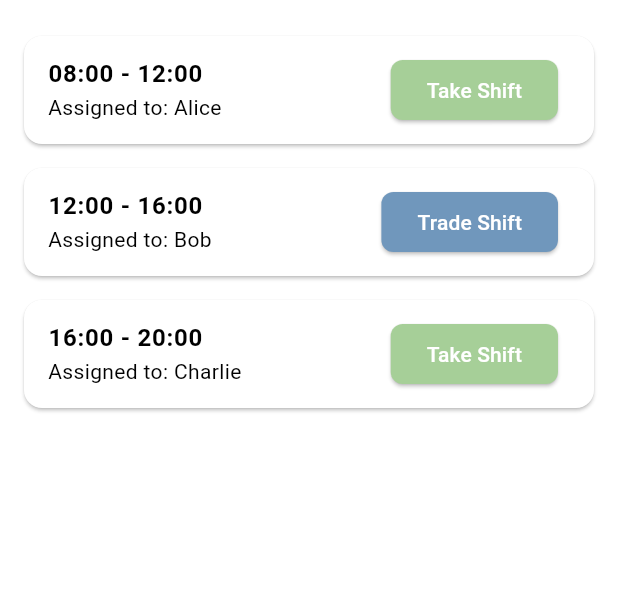
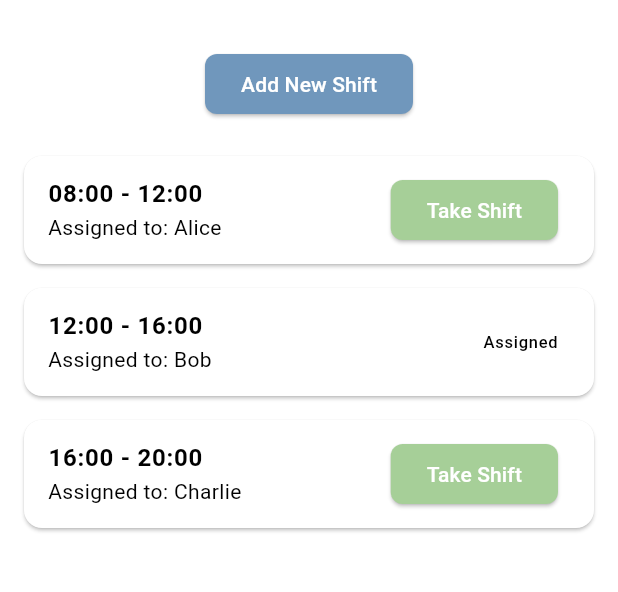
Before and after one commit to MKbrun/mobile_app_group5, a Flutter app: the ShiftManagementScreen screen opened directly with empty values, on a phone screen of 412 x 824 dp, the part 192-784 px from its top. Run offline on Flutter 3.47's test engine with Material 3 defaults, Android fonts, the phone set to English and light mode, and no system bars; our stand-ins replace cloud_firestore, firebase_auth, firebase_core, firebase_storage, flutter_chat_types, flutter_chat_ui and 2 more; accounts and stored records are empty.

Commit message:
Added function to create shifts on admin account + refactored shift screen to use widgets

```diff
--- a/lib/screens/shift_management_screen.dart
+++ b/lib/screens/shift_management_screen.dart
@@ -1,7 +1,7 @@
-// shift_management_screen.dart
 import 'package:flutter/material.dart';
-import 'package:intl/intl.dart';
-import 'package:mobile_app_group5/themes/app_theme.dart';
+import 'package:mobile_app_group5/widgets/add_shift_dialog.dart';
+import 'package:mobile_app_group5/widgets/shift_list_widget.dart';
+import 'package:mobile_app_group5/widgets/date_picker_widget.dart';
 
 class ShiftManagementScreen extends StatefulWidget {
   final DateTime selectedDate;
@@ -14,7 +14,14 @@ class ShiftManagementScreen extends StatefulWidget {
 
 class _ShiftManagementScreenState extends State<ShiftManagementScreen> {
   late DateTime _selectedDate;
-  final DateFormat _dateFormatter = DateFormat('MM/dd/yyyy');
+  bool _isAdmin = true; // Hardcoded variable to simulate admin or user roles
+
+  // Dummy data for shifts
+  List<Map<String, dynamic>> shifts = [
+    {"time": "08:00 - 12:00", "available": true, "user": "Alice"},
+    {"time": "12:00 - 16:00", "available": false, "user": "Bob"},
+    {"time": "16:00 - 20:00", "available": true, "user": "Charlie"},
+  ];
 
   @override
   void initState() {
@@ -22,94 +29,52 @@ class _ShiftManagementScreenState extends State<ShiftManagementScreen> {
     _selectedDate = widget.selectedDate;
   }
 
-  // Method to open date picker
-  Future<void> _selectDate(BuildContext context) async {
-    final DateTime? picked = await showDatePicker(
-      context: context,
-      initialDate: _selectedDate,
-      firstDate: DateTime(2020),
-      lastDate: DateTime(2025),
-    );
-    if (picked != null && picked != _selectedDate) {
-      setState(() {
-        _selectedDate = picked;
-      });
-    }
+  void _addShift(Map<String, dynamic> newShift) {
+    setState(() {
+      shifts.add(newShift);
+    });
   }
 
   @override
   Widget build(BuildContext context) {
-    // Dummy data for shifts
-    final List<Map<String, dynamic>> shifts = [
-      {"time": "08:00 - 12:00", "available": true, "user": "Alice"},
-      {"time": "12:00 - 16:00", "available": false, "user": "Bob"},
-      {"time": "16:00 - 20:00", "available": true, "user": "Charlie"},
-    ];
-
     return Scaffold(
       appBar: AppBar(
         title: const Text("Shift Management"),
       ),
       body: Column(
         children: [
-          Padding(
-            padding: const EdgeInsets.all(16.0),
-            child: GestureDetector(
-              onTap: () => _selectDate(context),
-              child: AbsorbPointer(
-                child: TextField(
-                  decoration: InputDecoration(
-                    labelText: "Date",
-                    hintText: "mm/dd/yyyy",
-                    prefixIcon: const Icon(Icons.calendar_today),
-                    border: OutlineInputBorder(
-                      borderRadius: BorderRadius.circular(10.0),
-                      borderSide: BorderSide(
-                        color: Theme.of(context)
-                            .colorScheme
-                            .secondary, // Use theme color
-                      ),
-                    ),
-                  ),
-                  controller: TextEditingController(
-                    text: _dateFormatter.format(_selectedDate),
-                  ),
-                ),
+          DatePickerWidget(
+            selectedDate: _selectedDate,
+            onDatePicked: (date) {
+              setState(() {
+                _selectedDate = date;
+              });
+            },
+          ),
+          if (_isAdmin)
+            Padding(
+              padding: const EdgeInsets.all(16.0),
+              child: ElevatedButton(
+                onPressed: () async {
+                  Map<String, dynamic>? newShift = await showDialog(
+                    context: context,
+                    builder: (context) => AddShiftDialog(),
+                  );
+                  if (newShift != null) {
+                    _addShift(newShift);
+                  }
+                },
+                child: const Text("Add New Shift"),
               ),
             ),
-          ),
           Expanded(
-            child: ListView.builder(
-              itemCount: shifts.length,
-              itemBuilder: (context, index) {
-                final shift = shifts[index];
-                return Card(
-                  margin:
-                      const EdgeInsets.symmetric(vertical: 8, horizontal: 16),
-                  child: ListTile(
-                    title: Text(
-                      shift["time"],
-                      style: const TextStyle(fontWeight: FontWeight.bold),
-                    ),
-                    subtitle: Text("Assigned to: ${shift["user"]}"),
-                    trailing: shift["available"]
-                        ? ElevatedButton(
-                            onPressed: () {
-                              // Dummy action for "Take Shift"
-                            },
-                            style: AppTheme
-                                .lightGreenButtonStyle, // Light green button
-                            child: const Text("Take Shift"),
-                          )
-                        : ElevatedButton(
-                            onPressed: () {
-                              // Dummy action for "Trade Shift"
-                            },
-                            child: const Text(
-                                "Trade Shift"), // Blue button by default
-                          ),
-                  ),
-                );
+            child: ShiftListWidget(
+              shifts: shifts,
+              onTakeShift: (index) {
+                setState(() {
+                  shifts[index]["user"] = "Current User";
+                  shifts[index]["available"] = false;
+                });
               },
             ),
           ),
--- /dev/null
+++ b/lib/widgets/date_picker_widget.dart
@@ -0,0 +1,55 @@
+import 'package:flutter/material.dart';
+import 'package:intl/intl.dart';
+
+class DatePickerWidget extends StatelessWidget {
+  final DateTime selectedDate;
+  final Function(DateTime) onDatePicked;
+
+  DatePickerWidget({
+    super.key,
+    required this.selectedDate,
+    required this.onDatePicked,
+  });
+
+  final DateFormat _dateFormatter = DateFormat('MM/dd/yyyy');
+
+  Future<void> _selectDate(BuildContext context) async {
+    final DateTime? picked = await showDatePicker(
+      context: context,
+      initialDate: selectedDate,
+      firstDate: DateTime(2020),
+      lastDate: DateTime(2025),
+    );
+    if (picked != null && picked != selectedDate) {
+      onDatePicked(picked);
+    }
+  }
+
+  @override
+  Widget build(BuildContext context) {
+    return Padding(
+      padding: const EdgeInsets.all(16.0),
+      child: GestureDetector(
+        onTap: () => _selectDate(context),
+        child: AbsorbPointer(
+          child: TextField(
+            decoration: InputDecoration(
+              labelText: "Date",
+              hintText: "mm/dd/yyyy",
+              prefixIcon: const Icon(Icons.calendar_today),
+              border: OutlineInputBorder(
+                borderRadius: BorderRadius.circular(10.0),
+                borderSide: BorderSide(
+                  color: Theme.of(context).colorScheme.secondary,
+                ),
+              ),
+            ),
+            controller: TextEditingController(
+              text: _dateFormatter.format(selectedDate),
+            ),
+          ),
+        ),
+      ),
+    );
+  }
+}
--- /dev/null
+++ b/lib/widgets/shift_card_widget.dart
@@ -0,0 +1,34 @@
+import 'package:flutter/material.dart';
+import 'package:mobile_app_group5/themes/app_theme.dart';
+
+class ShiftCardWidget extends StatelessWidget {
+  final Map<String, dynamic> shift;
+  final VoidCallback onTakeShift;
+
+  const ShiftCardWidget({
+    super.key,
+    required this.shift,
+    required this.onTakeShift,
+  });
+
+  @override
+  Widget build(BuildContext context) {
+    return Card(
+      margin: const EdgeInsets.symmetric(vertical: 8, horizontal: 16),
+      child: ListTile(
+        title: Text(
+          shift["time"],
+          style: const TextStyle(fontWeight: FontWeight.bold),
+        ),
+        subtitle: Text("Assigned to: ${shift["user"]}"),
+        trailing: shift["available"]
+            ? ElevatedButton(
+                onPressed: onTakeShift,
+                style: AppTheme.lightGreenButtonStyle,
+                child: const Text("Take Shift"),
+              )
+            : const Text("Assigned"),
+      ),
+    );
+  }
+}
--- /dev/null
+++ b/lib/widgets/shift_list_widget.dart
@@ -0,0 +1,26 @@
+import 'package:flutter/material.dart';
+import 'shift_card_widget.dart';
+
+class ShiftListWidget extends StatelessWidget {
+  final List<Map<String, dynamic>> shifts;
+  final Function(int) onTakeShift;
+
+  const ShiftListWidget({
+    super.key,
+    required this.shifts,
+    required this.onTakeShift,
+  });
+
+  @override
+  Widget build(BuildContext context) {
+    return ListView.builder(
+      itemCount: shifts.length,
+      itemBuilder: (context, index) {
+        return ShiftCardWidget(
+          shift: shifts[index],
+          onTakeShift: () => onTakeShift(index),
+        );
+      },
+    );
+  }
+}
```
Also changed, not shown: lib/widgets/add_shift_dialog.dart (added, +199 -0 lines).
